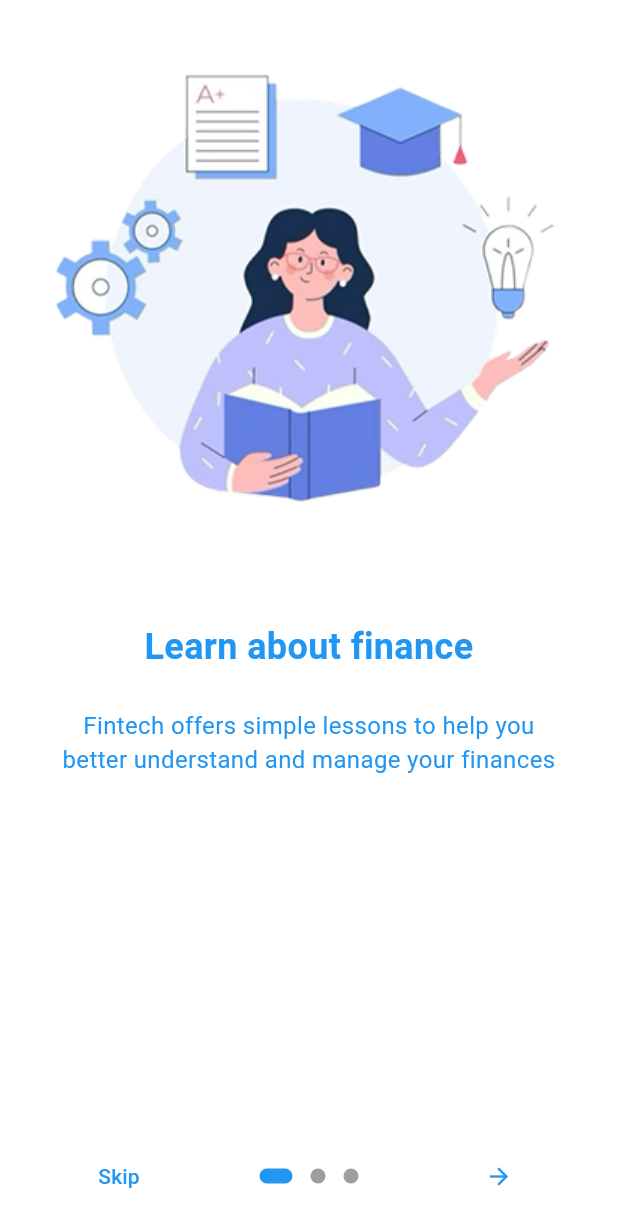
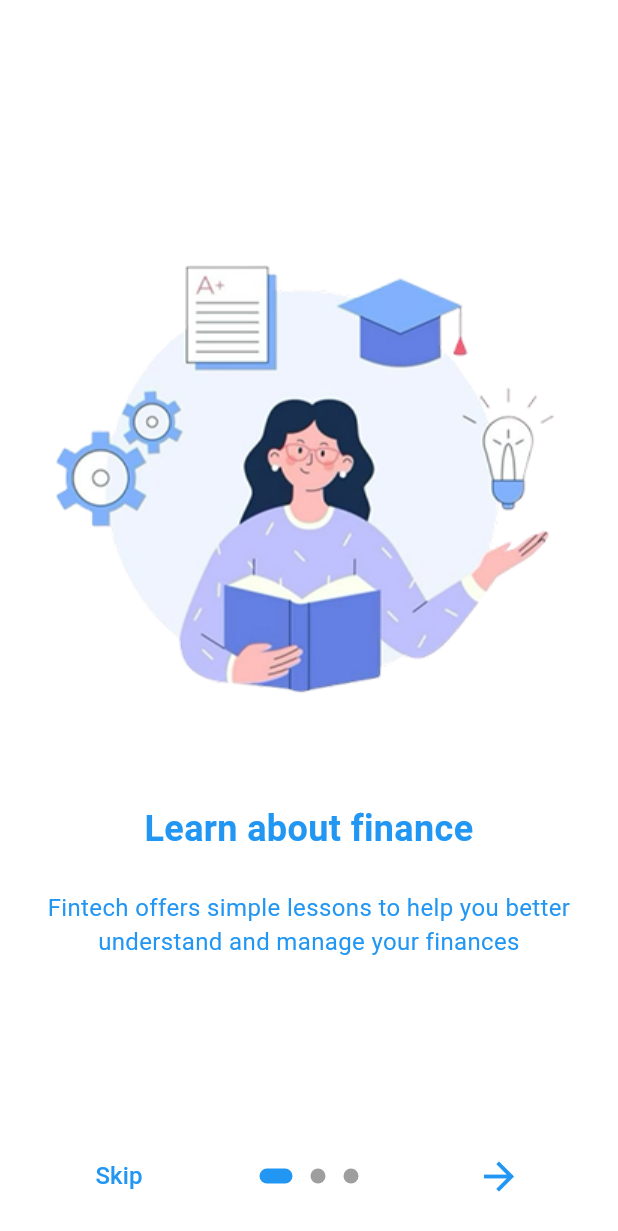
Before and after one commit to miniProject-mobileApp/miniproject-frontend, a Flutter app: the screen it shows after launch, on a phone screen of 412 x 824 dp. Shown: the top 1231 px of the screen. Run offline on Flutter 3.47's test engine with Material 3 defaults, Android fonts, the phone set to English and light mode, and no system bars; drawn by our look-alikes of introduction_screen.

Commit message:
onboarding screen

```diff
--- a/lib/screens/onboardingScreen.dart
+++ b/lib/screens/onboardingScreen.dart
@@ -8,9 +8,10 @@ class OnboardingScreen extends StatelessWidget{
     print("Onboarding complete");
   }
 
-
   @override
   Widget build(BuildContext context) {
+
+    final screenHeight = MediaQuery.of(context).size.height;
 
     // default page decorations for onboarding screens
     const pageDecoration = PageDecoration(
@@ -23,10 +24,13 @@ class OnboardingScreen extends StatelessWidget{
         fontSize: 16,
         color: Colors.blue
       ),
-      bodyPadding: EdgeInsets.symmetric(horizontal: 16),
-      imagePadding: EdgeInsets.fromLTRB(20, 0, 20, 0),
-      contentMargin: EdgeInsets.all(16)
+      bodyPadding: EdgeInsets.zero,
+      imagePadding: EdgeInsets.zero,
+      imageFlex: 2, // gives the image two times more vertical space
+      bodyFlex: 1,
+      contentMargin: EdgeInsets.all(10)
     );
+
 
     return IntroductionScreen(
       key: const Key('onboarding_screen'),
@@ -34,9 +38,16 @@ class OnboardingScreen extends StatelessWidget{
         PageViewModel(
           title: "Learn about finance",
           body: "Fintech offers simple lessons to help you better understand and manage your finances",
-          image: Image.asset(
-            'assets/images/intro_page_one.png',
-            fit: BoxFit.cover,
+          image: Container(
+            margin: EdgeInsets.only(
+              top: screenHeight * 0.15,
+              left: 16,
+              right: 16
+            ),
+            child: Image.asset(
+              'assets/images/intro_page_one.png',
+              fit: BoxFit.cover,
+            ),
           ),
           decoration: pageDecoration
         ),
@@ -46,7 +57,14 @@ class OnboardingScreen extends StatelessWidget{
         PageViewModel(
           title: "Stay up to date",
           body: "With our news feature, stay up to date on all news trends",
-          image: Image.asset("assets/images/intro_page_two.png", fit: BoxFit.cover),
+          image: Container(
+            margin: EdgeInsets.only(
+              top: screenHeight * 0.15,
+              left: 16,
+              right: 16
+            ),
+            child: Image.asset("assets/images/intro_page_two.png", fit: BoxFit.cover),
+          ),
           decoration: pageDecoration
         ),
 
@@ -54,7 +72,19 @@ class OnboardingScreen extends StatelessWidget{
         PageViewModel(
           title: "Stay up to date",
           body: "With our news feature, stay up to date on all news trends",
-          image: Image.asset("assets/images/intro_page_three.png", fit: BoxFit.cover),
+          image: Container(
+            margin: EdgeInsets.only(
+              top: screenHeight * 0.15,
+              left: 20,
+              right: 20
+            ),
+            child: Image.asset(
+              "assets/images/intro_page_three.png",
+              fit: BoxFit.cover,
+              width: 300,
+              height: 300,
+              ),
+          ),
           decoration: pageDecoration,
           footer: Column(
             children: [
@@ -70,7 +100,7 @@ class OnboardingScreen extends StatelessWidget{
                     borderRadius: BorderRadius.circular(12)
                   ),
                   elevation: 0,
-                  minimumSize: const Size(double.infinity, 65),
+                  minimumSize: const Size(200, 65),
                 ),
                 child: const Text("Create an account", style: TextStyle(fontSize: 16),)),
                 const SizedBox(height: 16,),
@@ -87,7 +117,7 @@ class OnboardingScreen extends StatelessWidget{
                       side: const BorderSide(color: Colors.blue, width: 1)
                     ),
                     elevation: 0,
-                    minimumSize: const Size(double.infinity, 65)
+                    minimumSize: const Size(200, 65)
                   ),
                   child: const Text("I already have an account", style: TextStyle(fontSize: 16),)
                 )
@@ -98,8 +128,8 @@ class OnboardingScreen extends StatelessWidget{
       onDone: () => _onIntroEnd(context),
       showSkipButton: true,
       showNextButton: true,
-      skip: const Text("Skip", style: TextStyle(color: Colors.blue)),
-      next: const Icon(Icons.arrow_forward, color: Colors.blue),
+      skip: const Text("Skip", style: TextStyle(color: Colors.blue, fontSize: 16)),
+      next: const Icon(Icons.arrow_forward, color: Colors.blue, size: 30,),
       done: const Text("Done", style: TextStyle(color: Colors.blue)),
       dotsDecorator: const DotsDecorator(
         size: Size(10, 10),
```
